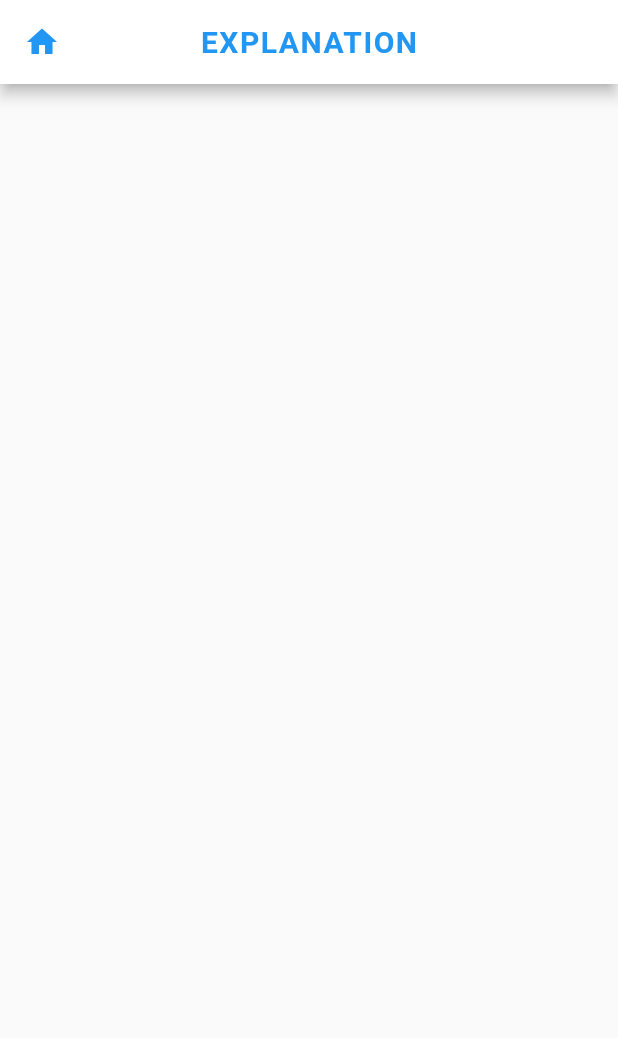
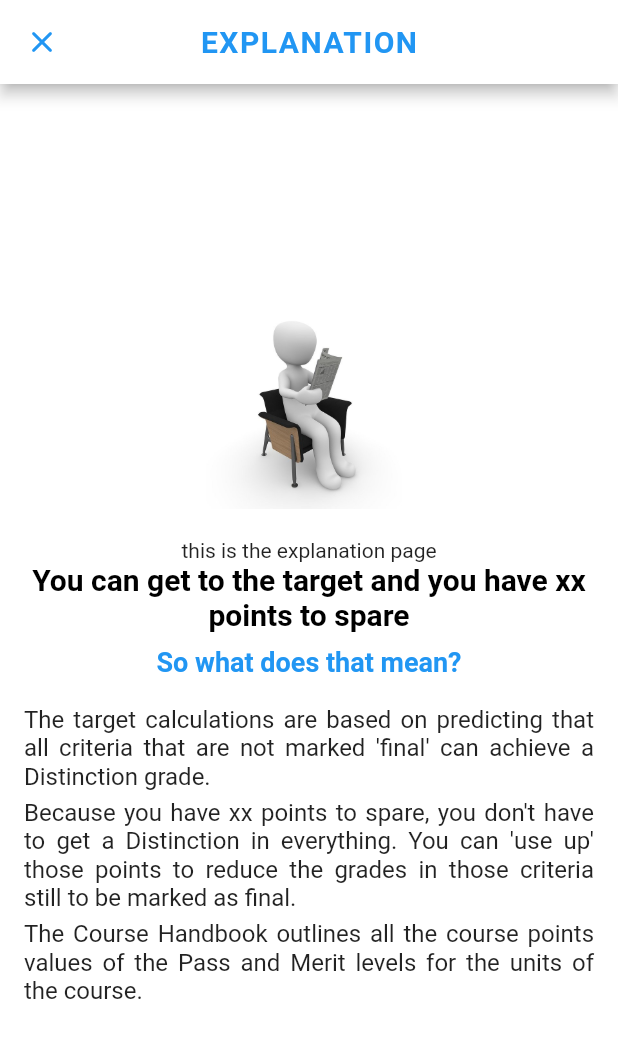
Before and after one commit to pgmckillop/gradeslab-base, a Flutter app: the PageExplanation screen opened by its route, on a phone screen of 412 x 824 dp. Shown: the top 1038 px of the screen. Run offline on Flutter 3.47's test engine with Material 2 defaults, Android fonts, the phone set to English and light mode, and no system bars; our stand-ins replace get, get_storage, hive, hive_flutter, package_info_plus, shared_preferences; accounts and stored records are empty; generated files the repository leaves out were written again.

```diff
--- a/lib/pages/page_explanation.dart
+++ b/lib/pages/page_explanation.dart
@@ -1,5 +1,6 @@
 import 'package:flutter/material.dart';
 import 'package:get/get.dart';
+//import '../utils/explanation_messages.dart';
 
 class PageExplanation extends StatefulWidget {
   const PageExplanation({Key key}) : super(key: key);
@@ -12,6 +13,7 @@ class _PageExplanationState extends State<PageExplanation> {
   @override
   Widget build(BuildContext context) {
     return Scaffold(
+      backgroundColor: Colors.white,
       appBar: AppBar(
         centerTitle: true,
         brightness: Brightness.light,
@@ -20,11 +22,11 @@ class _PageExplanationState extends State<PageExplanation> {
           builder: (BuildContext context) {
             return IconButton(
               icon: const Icon(
-                Icons.home,
+                Icons.close_rounded,
                 color: Colors.blue,
               ),
               onPressed: () {
-                Get.toNamed('/switchboard');
+                Navigator.of(context).pop();
               },
             );
           },
@@ -38,16 +40,46 @@ class _PageExplanationState extends State<PageExplanation> {
           ),
         ),
       ),
-      body: Container(),
+      body: Padding(
+        padding: const EdgeInsets.all(8.0),
+        child: Column(
+          mainAxisAlignment: MainAxisAlignment.center,
+          crossAxisAlignment: CrossAxisAlignment.center,
+          children: [
+            Container(
+              child: Image(
+                height: MediaQuery.of(context).size.height / 6.0,
+                width: double.infinity,
+                fit: BoxFit.contain,
+                image: AssetImage('assets/images/teacher640.jpg'),
+              ),
+            ),
+            SizedBox(
+              height: 20.0,
+            ),
+            Text('this is the explanation page'),
+            buildBrilliantHeader(),
+            SizedBox(
+              height: 10.0,
+            ),
+            buildWhatDoesItMean(),
+            SizedBox(
+              height: 10.0,
+            ),
+            buildBrilliantExplanation(),
+          ],
+        ),
+      ),
     );
   }
 
   Widget buildBrilliantHeader() => RichText(
+        textAlign: TextAlign.center,
         text: TextSpan(
-          text: 'You can get to the target and have xx points to spare',
+          text: 'You can get to the target and you have xx points to spare',
           style: TextStyle(
-            color: Colors.green[850],
-            fontSize: 22.0,
+            color: Colors.black,
+            fontSize: 20.0,
             fontWeight: FontWeight.bold,
           ),
         ),
@@ -65,13 +97,43 @@ class _PageExplanationState extends State<PageExplanation> {
       );
 
   Widget buildBrilliantExplanation() => Container(
-        child: Column(
-          children: <Widget>[
-            Text(
-                'The target calculations are based on predicting that all criteria that are not marked final can achieve a Distinction grade.'),
-            Text(
-                'Because you have xx points to spare, you don\'t have to get a Distinction in everything. You can \'use up\' those points to reduce the grades in the criteria still to be marked as final. The Course Handbook outlines all the values of the Pass and Merit levels for the units of the course'),
-          ],
+        child: Padding(
+          padding: const EdgeInsets.all(8.0),
+          child: Column(
+            children: <Widget>[
+              Text(
+                'The target calculations are based on predicting that all criteria '
+                'that are not marked \'final\' can achieve a Distinction grade.',
+                style: TextStyle(
+                  fontSize: 16.0,
+                ),
+                textAlign: TextAlign.justify,
+              ),
+              SizedBox(
+                height: 5.0,
+              ),
+              Text(
+                'Because you have xx points to spare, '
+                'you don\'t have to get a Distinction in everything. '
+                'You can \'use up\' those points to reduce the grades in those criteria still to be marked as final.',
+                style: TextStyle(
+                  fontSize: 16.0,
+                ),
+                textAlign: TextAlign.justify,
+              ),
+              SizedBox(
+                height: 5.0,
+              ),
+              Text(
+                'The Course Handbook outlines all the course points values of the Pass and Merit '
+                'levels for the units of the course.',
+                style: TextStyle(
+                  fontSize: 16.0,
+                ),
+                textAlign: TextAlign.justify,
+              ),
+            ],
+          ),
         ),
       );
 }
--- /dev/null
+++ b/lib/utils/explanation_messages.dart
@@ -0,0 +1,65 @@
+import 'package:flutter/material.dart';
+
+Widget buildBrilliantHeader(int points) => RichText(
+      textAlign: TextAlign.center,
+      text: TextSpan(
+        text: 'You can get to the target and you have $points points to spare',
+        style: TextStyle(
+          color: Colors.black,
+          fontSize: 20.0,
+          fontWeight: FontWeight.bold,
+        ),
+      ),
+    );
+
+Widget buildWhatDoesItMean() => RichText(
+      text: TextSpan(
+        text: 'So what does that mean?',
+        style: TextStyle(
+          color: Colors.blue,
+          fontSize: 18.0,
+          fontWeight: FontWeight.bold,
+        ),
+      ),
+    );
+
+Widget buildBrilliantExplanation(String points) => Container(
+      child: Padding(
+        padding: const EdgeInsets.all(8.0),
+        child: Column(
+          children: <Widget>[
+            Text(
+              'The target calculations are based on predicting that all criteria '
+              'that are not marked \'final\' can achieve a Distinction grade.',
+              style: TextStyle(
+                fontSize: 16.0,
+              ),
+              textAlign: TextAlign.justify,
+            ),
+            SizedBox(
+              height: 5.0,
+            ),
+            Text(
+              'Because you have $points points to spare, '
+              'you don\'t have to get a Distinction in everything. '
+              'You can \'use up\' those points to reduce the grades in those criteria still to be marked as final.',
+              style: TextStyle(
+                fontSize: 16.0,
+              ),
+              textAlign: TextAlign.justify,
+            ),
+            SizedBox(
+              height: 5.0,
+            ),
+            Text(
+              'The Course Handbook outlines all the course points values of the Pass and Merit '
+              'levels for the units of the course.',
+              style: TextStyle(
+                fontSize: 16.0,
+              ),
+              textAlign: TextAlign.justify,
+            ),
+          ],
+        ),
+      ),
+    );
```
Also changed, not shown: lib/pages/page_current.dart (+11 -11 lines), lib/pages/page_target.dart (+11 -0 lines), assets/images/teacher640.jpg (added).
